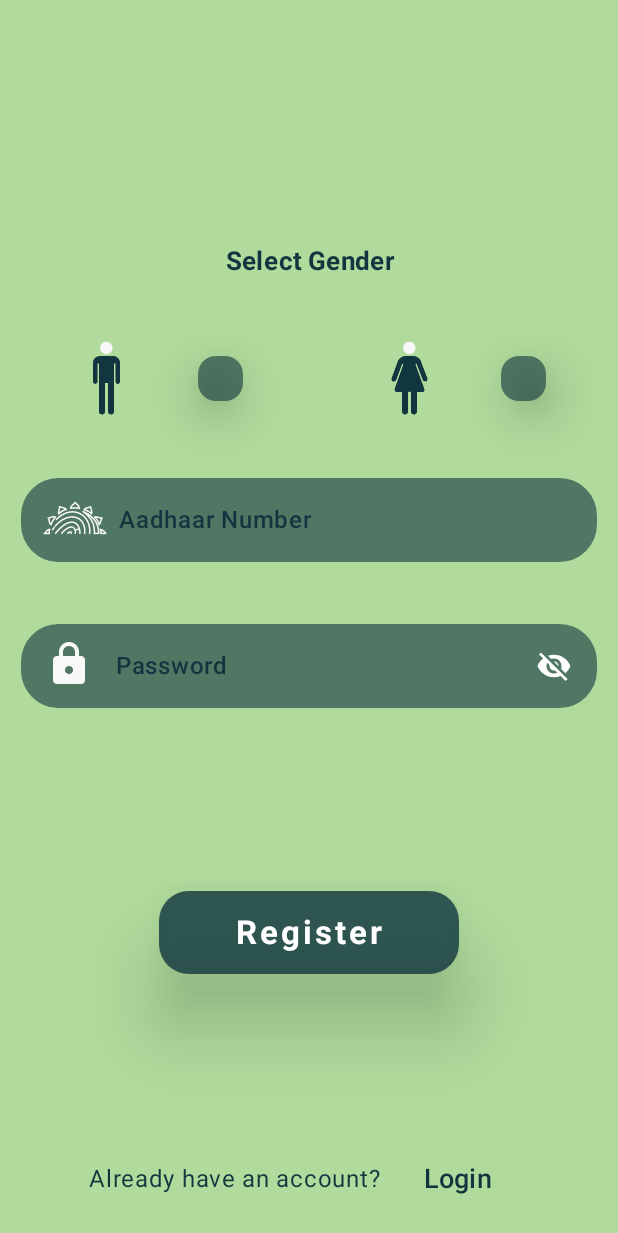
After one commit to rohandakua/Poll-Creator-backed-by-blockchain, an Android app built with Jetpack Compose: the composable login_page called with empty values, on a phone screen of 412 x 824 dp. The commit adds this screen. Shown: the top 1233 px of the screen. Run offline under Robolectric (Android 15) with nearby library versions, the phone set to English and light mode, and no system bars.

Commit message:
add the initial screens

```diff
--- /dev/null
+++ b/app/src/main/java/com/example/pollcreator/screens/login_page.kt
@@ -0,0 +1,567 @@
+package com.example.pollcreator.screens
+
+import androidx.compose.foundation.Image
+import androidx.compose.foundation.background
+import androidx.compose.foundation.clickable
+import androidx.compose.foundation.layout.Arrangement
+import androidx.compose.foundation.layout.Box
+import androidx.compose.foundation.layout.Column
+import androidx.compose.foundation.layout.Row
+import androidx.compose.foundation.layout.Spacer
+import androidx.compose.foundation.layout.fillMaxSize
+import androidx.compose.foundation.layout.fillMaxWidth
+import androidx.compose.foundation.layout.height
+import androidx.compose.foundation.layout.padding
+import androidx.compose.foundation.layout.size
+import androidx.compose.foundation.shape.RoundedCornerShape
+import androidx.compose.foundation.text.KeyboardOptions
+import androidx.compose.material3.Button
+import androidx.compose.material3.ButtonDefaults
+import androidx.compose.material3.Card
+import androidx.compose.material3.CardDefaults
+import androidx.compose.material3.ExperimentalMaterial3Api
+import androidx.compose.material3.Icon
+import androidx.compose.material3.IconButton
+import androidx.compose.material3.MaterialTheme
+import androidx.compose.material3.RadioButton
+import androidx.compose.material3.RadioButtonColors
+import androidx.compose.material3.Text
+import androidx.compose.material3.TextField
+import androidx.compose.material3.TextFieldDefaults
+import androidx.compose.runtime.Composable
+
+import androidx.compose.runtime.getValue
+import androidx.compose.runtime.mutableStateOf
+import androidx.compose.runtime.remember
+import androidx.compose.runtime.setValue
+import androidx.compose.ui.Alignment
+import androidx.compose.ui.Modifier
+import androidx.compose.ui.graphics.Color
+import androidx.compose.ui.res.painterResource
+import androidx.compose.ui.text.AnnotatedString
+import androidx.compose.ui.text.TextStyle
+import androidx.compose.ui.text.font.FontWeight
+import androidx.compose.ui.text.input.KeyboardType
+import androidx.compose.ui.text.input.PasswordVisualTransformation
+import androidx.compose.ui.text.input.VisualTransformation
+import androidx.compose.ui.text.style.TextAlign
+import androidx.compose.ui.tooling.preview.Preview
+import androidx.compose.ui.unit.dp
+import androidx.compose.ui.unit.sp
+import com.example.pollcreator.R
+import com.example.pollcreator.ui.theme.ButtonBackground
+import com.example.pollcreator.ui.theme.MainBackground
+import com.example.pollcreator.ui.theme.TextFieldBackground
+import com.example.pollcreator.ui.theme.TextOnBackgroundDark
+import com.example.pollcreator.ui.theme.TextOnBackgroundLight
+
+@Preview
+@Composable
+private fun viewUserLogin() {
+    login_page(
+        MainHeading = "Login",
+        SubHeading = "Please sign in to continue",
+        isLogin = true,
+        isName = false,
+        isAge = false,
+        isPan = false
+    )
+
+}
+
+@Preview
+@Composable
+private fun viewAdminLogin() {
+    login_page(
+        MainHeading = "Login",
+        SubHeading = "Please sign in to continue",
+        isLogin = true,
+        isName = false,
+        isAge = false,
+        isPan = true
+    )
+
+}
+
+@Preview
+@Composable
+private fun viewUserRegister() {
+    login_page(
+        MainHeading = "Create Account",
+        SubHeading = "Please fill in the details below",
+        isLogin = false,
+        isName = true,
+        isAge = true,
+        isPan = false
+    )
+
+}
+
+@Preview
+@Composable
+private fun viewAdminRegister() {
+    login_page(
+        MainHeading = "Create Account",
+        SubHeading = "Please fill in the details below",
+        isLogin = false,
+        isName = true,
+        isAge = true,
+        isPan = true
+    )
+
+}
+
+@Preview
+@Composable
+private fun bb(){
+    Box(modifier = Modifier.fillMaxSize(). background(color = Color.Red)){
+        Card(
+            modifier = Modifier
+                .fillMaxWidth()
+                .height(200.dp)
+                .padding(16.dp),
+            shape = RoundedCornerShape(16.dp),
+            colors = CardDefaults.elevatedCardColors(containerColor = Color(0xFF8FBC8F), contentColor = Color.White , disabledContentColor = Color.Red, disabledContainerColor = Color.Cyan ),
+            elevation = CardDefaults.elevatedCardElevation(defaultElevation = 10.dp, pressedElevation = 2.dp, focusedElevation = 8.dp)
+        ) {
+            // Content of the card goes here
+            // For this example, it's just an empty green surface
+        }
+    }
+
+
+}
+
+
+@OptIn(ExperimentalMaterial3Api::class)
+@Composable
+fun login_page(
+    modifier: Modifier = Modifier,
+    MainHeading: String,
+    SubHeading: String,
+    isLogin: Boolean,
+    isName: Boolean,
+    isAge: Boolean,
+    isPan: Boolean,
+    onMainBtnClick: () -> Unit = {},
+    onLastBtnClick: () -> Unit = {}
+) {
+    var aadharNo by remember {
+        mutableStateOf<Long?>(null)
+    }
+    var password by remember {
+        mutableStateOf("")
+    }
+
+    var panNo by remember {
+        mutableStateOf("")
+    }
+
+
+    var name by remember {
+        mutableStateOf("")
+    }
+
+
+    var age by remember {
+        mutableStateOf<Int?>(null)
+    }
+
+    var passwordVisible by remember { mutableStateOf(false) }
+
+
+    var gender by remember {
+        mutableStateOf("")
+    }
+
+
+    Box(
+        modifier = modifier
+            .fillMaxSize()
+            .background(MainBackground)
+    ) {
+        Column {
+            if (isLogin) {
+                Row(
+                    modifier = Modifier
+                        .fillMaxWidth()
+                        .height(300.dp),
+                    horizontalArrangement = Arrangement.End,
+                    verticalAlignment = Alignment.CenterVertically
+                ) {
+
+                    Spacer(modifier = Modifier.size(140.dp))
+                    Image(
+                        modifier = Modifier.fillMaxSize(),
+                        painter = painterResource(id = R.drawable.loginimage),
+                        contentDescription = "login image "
+                    )
+                }
+            } else {
+                Spacer(modifier = Modifier.size(70.dp))
+            }
+            Column(
+                modifier = Modifier
+                    .fillMaxSize()
+                    .padding(14.dp)
+            ) {
+
+                Text(
+                    text = MainHeading,
+                    fontSize = 32.sp,
+                    color = com.example.pollcreator.ui.theme.TextOnBackgroundDark,
+                    fontWeight = FontWeight.ExtraBold
+                )
+                Spacer(modifier = Modifier.size(10.dp))
+                Text(
+                    text = SubHeading,
+                    fontSize = 16.sp,
+                    color = com.example.pollcreator.ui.theme.TextOnBackgroundLight,
+                    fontWeight = FontWeight.Black
+                )
+                Spacer(modifier = Modifier.size(20.dp))
+                Column(
+                    modifier = Modifier.fillMaxSize(),
+                    verticalArrangement = Arrangement.SpaceBetween,
+                    horizontalAlignment = Alignment.CenterHorizontally
+                ) {
+                    if (isName) {
+                        TextField(
+                            value = name,
+                            onValueChange = { name = it },
+                            modifier = Modifier.fillMaxWidth(),
+                            shape = RoundedCornerShape(25.dp),
+                            colors = TextFieldDefaults.textFieldColors(
+                                containerColor = TextFieldBackground,
+                                focusedTextColor = TextOnBackgroundDark,
+                                focusedIndicatorColor = Color.Transparent,
+                                unfocusedIndicatorColor = Color.Transparent,
+                                cursorColor = TextOnBackgroundDark,
+                                unfocusedTextColor = TextOnBackgroundDark
+
+
+                                ),
+                            singleLine = true,
+                            textStyle = TextStyle(
+                                fontSize = 20.sp,
+                                fontWeight = FontWeight.SemiBold
+                            ),
+                            leadingIcon = {
+                                Image(
+                                    painter = painterResource(id = R.drawable.mdi_user),
+                                    contentDescription = null,
+                                    modifier = Modifier
+                                        .padding(start = 18.dp, bottom = 3.dp, end = 15.dp)
+                                        .size(30.dp)
+                                )
+                            },
+                            placeholder = {
+                                Text(
+                                    text = "Name",
+                                    color = TextOnBackgroundDark,
+                                    fontWeight = FontWeight.SemiBold
+                                )
+                            },
+                            keyboardOptions = KeyboardOptions(
+                                keyboardType = KeyboardType.Text
+                            )
+
+                        )
+                    }
+
+                    if (isAge) {
+                        TextField(
+                            value = age?.toString() ?: "",
+                            onValueChange = { age = it.toIntOrNull() },
+                            modifier = Modifier.fillMaxWidth(),
+                            shape = RoundedCornerShape(25.dp),
+                            singleLine = true,
+                            colors = TextFieldDefaults.textFieldColors(
+                                containerColor = TextFieldBackground,
+                                focusedTextColor = TextOnBackgroundDark,
+                                focusedIndicatorColor = Color.Transparent,
+                                unfocusedIndicatorColor = Color.Transparent,
+                                cursorColor = TextOnBackgroundLight,
+                                unfocusedTextColor = TextOnBackgroundDark
+                            ),
+                            textStyle = TextStyle(
+                                fontSize = 20.sp,
+                                fontWeight = FontWeight.SemiBold
+                            ),
+                            leadingIcon = {
+                                Image(
+                                    painter = painterResource(id = R.drawable.mdi_age),
+                                    contentDescription = null,
+                                    modifier = Modifier
+                                        .padding(start = 20.dp, bottom = 3.dp, end = 18.dp)
+                                        .size(24.dp)
+                                )
+                            },
+                            placeholder = {
+                                Text(
+                                    text = "Age",
+                                    color = TextOnBackgroundDark,
+                                    fontWeight = FontWeight.SemiBold
+                                )
+                            },
+                            keyboardOptions = KeyboardOptions(
+                                keyboardType = KeyboardType.Number
+                            )
+
+                        )
+                    }
+                    if (!isLogin) {
+                        Text(
+                            text = "Select Gender",
+                            fontSize = 17.sp,
+                            fontWeight = FontWeight.Bold,
+                            color = TextOnBackgroundDark,
+                            textAlign = TextAlign.Center
+                        )
+
+                        Row(
+                            modifier = Modifier.fillMaxWidth(),
+                            horizontalArrangement = Arrangement.SpaceEvenly,
+                            verticalAlignment = Alignment.CenterVertically
+                        ) {
+                            Image(
+                                painter = painterResource(id = R.drawable.map_male),
+                                contentDescription = null,
+                                modifier = Modifier.size(50.dp)
+                            )
+
+                            Card(
+                                modifier = Modifier.size(width = 30.dp, height = 30.dp),
+                                colors = CardDefaults.cardColors(containerColor = TextFieldBackground),
+                                elevation = CardDefaults.cardElevation(20.dp)
+                            ) {
+                                RadioButton(
+                                    selected = if(gender.equals("male")) true else false,
+                                    onClick = { gender = "male" },
+                                    colors = RadioButtonColors(
+                                        selectedColor = Color.White,
+                                        unselectedColor = Color.Transparent,
+                                        disabledUnselectedColor = Color.Transparent,
+                                        disabledSelectedColor = Color.White
+                                    )
+                                )
+                            }
+                            Spacer(modifier = Modifier.size(20.dp))
+
+                            Image(
+                                painter = painterResource(id = R.drawable.map_female),
+                                contentDescription = null,
+                                modifier = Modifier.size(50.dp)
+                            )
+
+
+
+                            Card(
+                                modifier = Modifier.size(width = 30.dp, height = 30.dp),
+                                colors = CardDefaults.cardColors(containerColor = TextFieldBackground),
+                                elevation = CardDefaults.cardElevation(20.dp)
+                            ) {
+                                RadioButton(
+                                    selected = if(gender.equals("female")) true else false,
+                                    onClick = { gender = "female" },
+                                    colors = RadioButtonColors(
+                                        selectedColor = Color.White,
+                                        unselectedColor = Color.Transparent,
+                                        disabledUnselectedColor = Color.Transparent,
+                                        disabledSelectedColor = Color.Transparent
+                                    )
+                                )
+                            }
+
+
+                        }
+
+                    }
+
+
+                    if (isPan) {
+                        TextField(
+                            value = panNo,
+                            onValueChange = { panNo = it },
+                            modifier = Modifier.fillMaxWidth(),
+                            shape = RoundedCornerShape(25.dp),
+                            singleLine = true,
+                            colors = TextFieldDefaults.textFieldColors(
+                                containerColor = TextFieldBackground,
+                                focusedTextColor = TextOnBackgroundDark,
+                                focusedIndicatorColor = Color.Transparent,
+                                unfocusedIndicatorColor = Color.Transparent,
+                                cursorColor = TextOnBackgroundLight,
+                                unfocusedTextColor = TextOnBackgroundDark
+                            ),
+                            textStyle = TextStyle(
+                                fontSize = 20.sp,
+                                fontWeight = FontWeight.SemiBold
+                            ),
+                            leadingIcon = {
+                                Image(
+                                    painter = painterResource(id = R.drawable.mdi_age),
+                                    contentDescription = null,
+                                    modifier = Modifier
+                                        .padding(start = 20.dp, bottom = 3.dp, end = 18.dp)
+                                        .size(24.dp)
+                                )
+                            },
+                            placeholder = {
+                                Text(
+                                    text = "PAN Number",
+                                    color = TextOnBackgroundDark,
+                                    fontWeight = FontWeight.SemiBold
+                                )
+                            },
+                            keyboardOptions = KeyboardOptions(
+                                keyboardType = KeyboardType.Number
+                            )
+
+                        )
+                    }
+
+
+                    TextField(
+                        value = aadharNo?.toString() ?: "",
+                        onValueChange = { aadharNo = it.toLongOrNull() },
+                        modifier = Modifier.fillMaxWidth(),
+                        shape = RoundedCornerShape(25.dp),
+                        singleLine = true,
+                        colors = TextFieldDefaults.textFieldColors(
+                            containerColor = TextFieldBackground,
+                            focusedTextColor = TextOnBackgroundDark,
+                            focusedIndicatorColor = Color.Transparent,
+                            unfocusedIndicatorColor = Color.Transparent,
+                            cursorColor = TextOnBackgroundLight
+                        ),
+                        textStyle = TextStyle(fontSize = 20.sp, fontWeight = FontWeight.SemiBold),
+                        leadingIcon = {
+                            Image(
+                                painter = painterResource(id = R.drawable.arcticons_maadhaar),
+                                contentDescription = null,
+                                modifier = Modifier
+                                    .padding(start = 12.dp, bottom = 3.dp, end = 1.dp)
+                                    .size(48.dp)
+                            )
+                        },
+                        placeholder = {
+                            Text(
+                                text = "Aadhaar Number",
+                                color = TextOnBackgroundDark,
+                                fontWeight = FontWeight.SemiBold
+                            )
+                        },
+                        keyboardOptions = KeyboardOptions(
+                            keyboardType = KeyboardType.Number
+                        )
+
+                    )
+                    TextField(
+                        value = password?.toString() ?: "",
+                        onValueChange = { password = it.toString() },
+                        modifier = Modifier.fillMaxWidth(),
+                        shape = RoundedCornerShape(25.dp),
+                        colors = TextFieldDefaults.textFieldColors(
+                            containerColor = TextFieldBackground,
+                            focusedTextColor = TextOnBackgroundDark,
+                            focusedIndicatorColor = Color.Transparent,
+                            unfocusedIndicatorColor = Color.Transparent,
+                            cursorColor = TextOnBackgroundLight,
+                            unfocusedTextColor = TextOnBackgroundDark
+                        ),
+                        singleLine = true,
+                        visualTransformation = if (passwordVisible) VisualTransformation.None else PasswordVisualTransformation(),
+                        textStyle = TextStyle(fontSize = 20.sp, fontWeight = FontWeight.SemiBold),
+                        leadingIcon = {
+                            Image(
+                                painter = painterResource(id = R.drawable.mdi_password),
+                                contentDescription = null,
+                                modifier = Modifier
+                                    .padding(start = 16.dp, bottom = 3.dp, end = 11.dp)
+                                    .size(32.dp)
+                            )
+                        },
+                        trailingIcon = {
+                            val image = if (passwordVisible)
+                                painterResource(id = R.drawable.baseline_visibility_24)
+                            else painterResource(id = R.drawable.baseline_visibility_off_24)
+
+                            val description =
+                                if (passwordVisible) "Hide password" else "Show password"
+
+                            IconButton(onClick = { passwordVisible = !passwordVisible }) {
+                                Icon(
+                                    painter = image,
+                                    contentDescription = description,
+                                    modifier = Modifier.padding(end = 10.dp),
+                                    tint = Color.White
+                                )
+
+                            }
+                        },
+                        placeholder = {
+                            Text(
+                                text = "Password",
+                                color = TextOnBackgroundDark,
+                                fontWeight = FontWeight.SemiBold
+                            )
+                        },
+                        keyboardOptions = KeyboardOptions(
+                            keyboardType = KeyboardType.Password
+                        )
+
+                    )
+                    Spacer(modifier = Modifier.size(40.dp))
+
+                    //
+                    Card(modifier = Modifier
+                        .clickable { onMainBtnClick }
+                        .size(height = 55.dp, width = 200.dp),
+                        shape = RoundedCornerShape(20.dp),
+                        elevation = CardDefaults.cardElevation(
+                            pressedElevation = 20.dp,
+                            defaultElevation = 30.dp
+                        ),
+                        colors = CardDefaults.cardColors(ButtonBackground)) {
+                        Box(
+                            modifier = Modifier.fillMaxSize(), contentAlignment = Alignment.Center
+                        ) {
+                            Text(
+                                text = if (isLogin) "Login" else "Register",
+                                style = MaterialTheme.typography.titleLarge,
+                                fontWeight = FontWeight.Bold,
+                                letterSpacing = 2.sp,
+                                color = Color.White,
+                                textAlign = TextAlign.Center
+                            )
+                        }
+
+                    }
+                    Spacer(modifier = Modifier.size(30.dp))
+                    Row(verticalAlignment = Alignment.CenterVertically) {
+                        Text(
+                            text = if (isLogin) "Don't have an account? " else "Already have an account? ",
+                            color = TextOnBackgroundDark
+                        )
+                        Button(
+                            onClick = { onLastBtnClick },
+                            colors = ButtonDefaults.buttonColors(containerColor = Color.Transparent)
+                        ) {
+                            Text(
+                                text = if (isLogin) "Register" else "Login",
+                                color = TextOnBackgroundDark,
+                                fontSize = 18.sp
+                            )
+                        }
+                    }
+                }
+
+            }
+
+        }
+
+
+    }
+
+}
--- a/app/src/main/java/com/example/pollcreator/ui/theme/Color.kt
+++ b/app/src/main/java/com/example/pollcreator/ui/theme/Color.kt
@@ -9,3 +9,11 @@ val Pink80 = Color(0xFFEFB8C8)
 val Purple40 = Color(0xFF6650a4)
 val PurpleGrey40 = Color(0xFF625b71)
 val Pink40 = Color(0xFF7D5260)
+
+
+
+val MainBackground = Color(0xFFb0db9c)
+val ButtonBackground = Color(0xCC11363F)
+val TextFieldBackground = Color(0x9911363F)
+val TextOnBackgroundLight = Color(0xFF5d856c)
+val TextOnBackgroundDark = Color(0xFF11363F)
--- /dev/null
+++ b/app/src/main/res/attributes_to_give.txt
@@ -0,0 +1,2 @@
+<a href="https://www.flaticon.com/free-icons/democracy" title="democracy icons">Democracy icons created by Freepik - Flaticon</a>
+  // for raise_hand.png
--- /dev/null
+++ b/app/src/main/res/drawable/baseline_visibility_24.xml
@@ -0,0 +1,5 @@
+<vector xmlns:android="http://schemas.android.com/apk/res/android" android:height="24dp" android:tint="#000000" android:viewportHeight="24" android:viewportWidth="24" android:width="24dp">
+
+    <path android:fillColor="@android:color/white" android:pathData="M12,4.5C7,4.5 2.73,7.61 1,12c1.73,4.39 6,7.5 11,7.5s9.27,-3.11 11,-7.5c-1.73,-4.39 -6,-7.5 -11,-7.5zM12,17c-2.76,0 -5,-2.24 -5,-5s2.24,-5 5,-5 5,2.24 5,5 -2.24,5 -5,5zM12,9c-1.66,0 -3,1.34 -3,3s1.34,3 3,3 3,-1.34 3,-3 -1.34,-3 -3,-3z"/>
+
+</vector>
--- /dev/null
+++ b/app/src/main/res/drawable/baseline_visibility_off_24.xml
@@ -0,0 +1,5 @@
+<vector xmlns:android="http://schemas.android.com/apk/res/android" android:height="24dp" android:tint="#000000" android:viewportHeight="24" android:viewportWidth="24" android:width="24dp">
+
+    <path android:fillColor="@android:color/white" android:pathData="M12,7c2.76,0 5,2.24 5,5 0,0.65 -0.13,1.26 -0.36,1.83l2.92,2.92c1.51,-1.26 2.7,-2.89 3.43,-4.75 -1.73,-4.39 -6,-7.5 -11,-7.5 -1.4,0 -2.74,0.25 -3.98,0.7l2.16,2.16C10.74,7.13 11.35,7 12,7zM2,4.27l2.28,2.28 0.46,0.46C3.08,8.3 1.78,10.02 1,12c1.73,4.39 6,7.5 11,7.5 1.55,0 3.03,-0.3 4.38,-0.84l0.42,0.42L19.73,22 21,20.73 3.27,3 2,4.27zM7.53,9.8l1.55,1.55c-0.05,0.21 -0.08,0.43 -0.08,0.65 0,1.66 1.34,3 3,3 0.22,0 0.44,-0.03 0.65,-0.08l1.55,1.55c-0.67,0.33 -1.41,0.53 -2.2,0.53 -2.76,0 -5,-2.24 -5,-5 0,-0.79 0.2,-1.53 0.53,-2.2zM11.84,9.02l3.15,3.15 0.02,-0.16c0,-1.66 -1.34,-3 -3,-3l-0.17,0.01z"/>
+
+</vector>
--- a/app/src/main/res/values/colors.xml
+++ b/app/src/main/res/values/colors.xml
@@ -7,4 +7,6 @@
     <color name="teal_700">#FF018786</color>
     <color name="black">#FF000000</color>
     <color name="white">#FFFFFFFF</color>
+
+
 </resources>
```
Also changed, not shown: app/src/main/java/com/example/pollcreator/screens/two_centre_button.kt (added, +119 -0 lines), app/src/main/res/drawable/arcticons_maadhaar.png (added), app/src/main/res/drawable/ballot_icon.png (added), app/src/main/res/drawable/login_image.png (added), app/src/main/res/drawable/loginimage.png (added), app/src/main/res/drawable/map_female.png (added), app/src/main/res/drawable/map_male.png (added), app/src/main/res/drawable/mdi_age.png (added), app/src/main/res/drawable/mdi_password.png (added), app/src/main/res/drawable/mdi_user.png (added), app/src/main/res/drawable/raise_hand.png (added).
